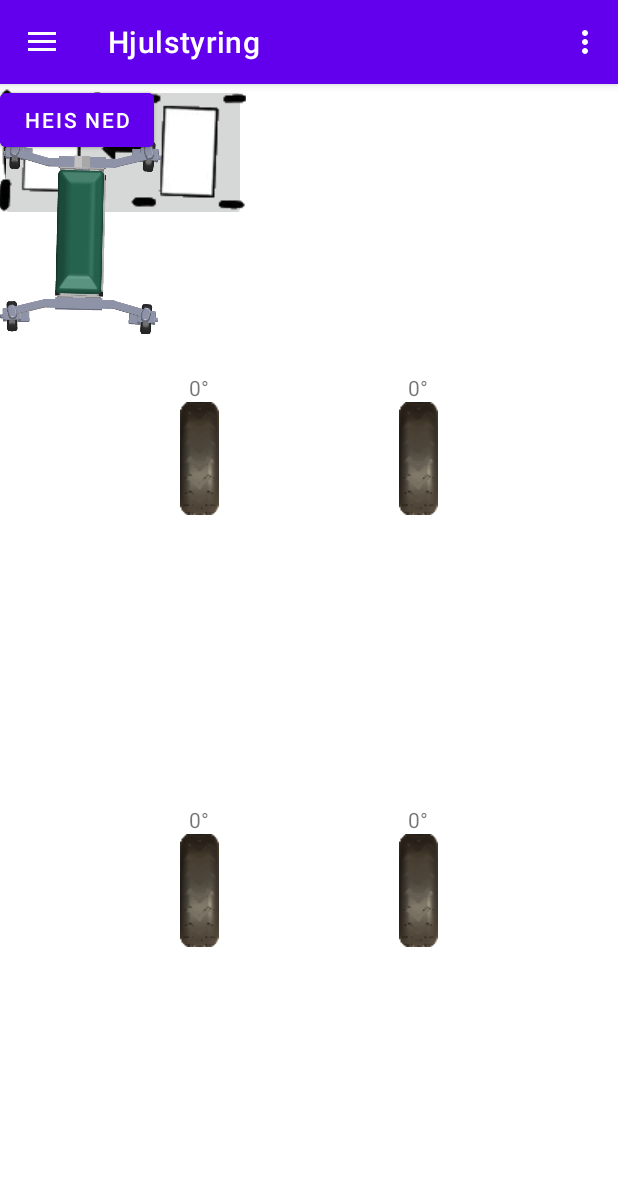
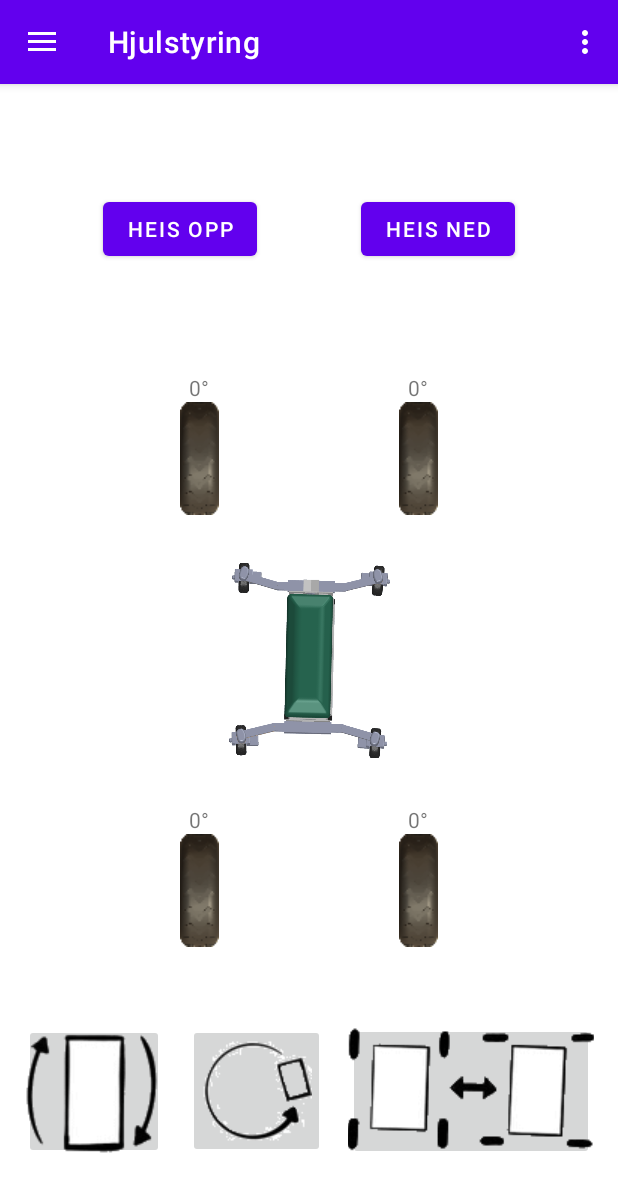
Before and after one commit to raily2595/SoilRoverApp, an Android app: the screen it shows after launch (MainActivity), in the side drawer, after a tap on "Hjulstyring", on a phone screen of 412 x 824 dp. Shown: the top 1192 px of the screen. Run offline under Robolectric (Android 15) with nearby library versions, the phone set to English and light mode, and no system bars; our stand-ins replace navigation-ui.

Commit message:
fikset constrains og la til knapper som kan åpne nettsider

```diff
--- a/app/src/main/java/com/example/soilroverapp/ui/startside/StartsideFragment.kt
+++ b/app/src/main/java/com/example/soilroverapp/ui/startside/StartsideFragment.kt
@@ -7,6 +7,7 @@ import android.view.View
 import android.view.ViewGroup
 import androidx.fragment.app.Fragment
 import androidx.lifecycle.ViewModelProvider
+import android.widget.Button
 import com.example.soilroverapp.databinding.FragmentStartsideBinding
 
 class StartsideFragment : Fragment() {
--- a/app/src/main/res/layout/fragment_hjulstyring.xml
+++ b/app/src/main/res/layout/fragment_hjulstyring.xml
@@ -4,7 +4,7 @@
     xmlns:tools="http://schemas.android.com/tools"
     android:layout_width="match_parent"
     android:layout_height="match_parent"
-    tools:context=".ui.info.InfoFragment">
+    tools:context=".ui.hjulstyring.HjulFragment">
 
 
     <Button
@@ -12,40 +12,50 @@
         android:layout_width="wrap_content"
         android:layout_height="wrap_content"
         android:text="Heis opp"
-        tools:layout_editor_absoluteX="76dp"
-        tools:layout_editor_absoluteY="48dp" />
+        app:layout_constraintBottom_toTopOf="@+id/venstreforanhjul"
+        app:layout_constraintEnd_toStartOf="@+id/button11"
+        app:layout_constraintStart_toStartOf="parent"
+        app:layout_constraintTop_toTopOf="parent" />
 
     <Button
         android:id="@+id/button11"
         android:layout_width="wrap_content"
         android:layout_height="wrap_content"
         android:text="Heis ned"
-        tools:layout_editor_absoluteX="231dp"
-        tools:layout_editor_absoluteY="48dp" />
+        app:layout_constraintBottom_toTopOf="@+id/høyreforanhjul"
+        app:layout_constraintEnd_toEndOf="parent"
+        app:layout_constraintStart_toEndOf="@+id/button10"
+        app:layout_constraintTop_toTopOf="parent" />
 
     <ImageButton
         android:id="@+id/imageButton"
         android:layout_width="93dp"
         android:layout_height="90dp"
         android:src="@drawable/rundt_knapp"
-        tools:layout_editor_absoluteX="16dp"
-        tools:layout_editor_absoluteY="613dp" />
+        app:layout_constraintBottom_toBottomOf="parent"
+        app:layout_constraintEnd_toStartOf="@+id/imageButton2"
+        app:layout_constraintStart_toStartOf="parent"
+        app:layout_constraintTop_toBottomOf="@id/venstrebakhjul" />
 
     <ImageButton
         android:id="@+id/imageButton2"
         android:layout_width="91dp"
         android:layout_height="89dp"
         android:src="@drawable/sirkel_knapp"
-        tools:layout_editor_absoluteX="121dp"
-        tools:layout_editor_absoluteY="613dp" />
+        app:layout_constraintBottom_toBottomOf="parent"
+        app:layout_constraintEnd_toStartOf="@+id/imageButton3"
+        app:layout_constraintStart_toEndOf="@+id/imageButton"
+        app:layout_constraintTop_toBottomOf="@+id/venstrebakhjul" />
 
     <ImageButton
         android:id="@+id/imageButton3"
         android:layout_width="164dp"
         android:layout_height="91dp"
         android:src="@drawable/lastebil_knapp"
-        tools:layout_editor_absoluteX="231dp"
-        tools:layout_editor_absoluteY="613dp" />
+        app:layout_constraintBottom_toBottomOf="parent"
+        app:layout_constraintEnd_toEndOf="parent"
+        app:layout_constraintStart_toEndOf="@+id/imageButton2"
+        app:layout_constraintTop_toBottomOf="@+id/høyrebakhjul" />
 
     <TextView
         android:id="@+id/venstreforanhjul"
@@ -100,7 +110,9 @@
         android:layout_width="107dp"
         android:layout_height="203dp"
         android:src="@drawable/topdownsoilrover"
-        tools:layout_editor_absoluteX="152dp"
-        tools:layout_editor_absoluteY="264dp" />
+        app:layout_constraintBottom_toBottomOf="parent"
+        app:layout_constraintEnd_toEndOf="parent"
+        app:layout_constraintTop_toTopOf="parent"
+        app:layout_constraintStart_toStartOf="parent" />
 
 </androidx.constraintlayout.widget.ConstraintLayout>
```
Also changed, not shown: app/src/main/java/com/example/soilroverapp/ui/omoss/OmossFragment.kt (+22 -1 lines), app/src/main/res/layout/fragment_omoss.xml (+19 -11 lines), app/src/main/res/layout/fragment_startside.xml (+20 -10 lines).
